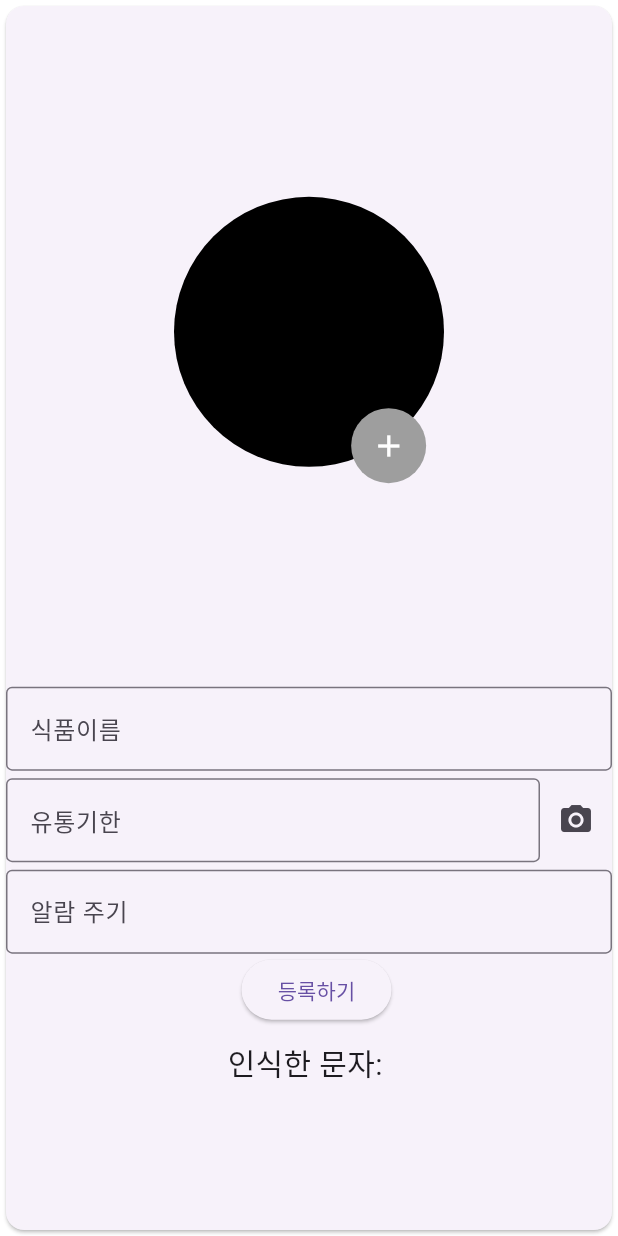
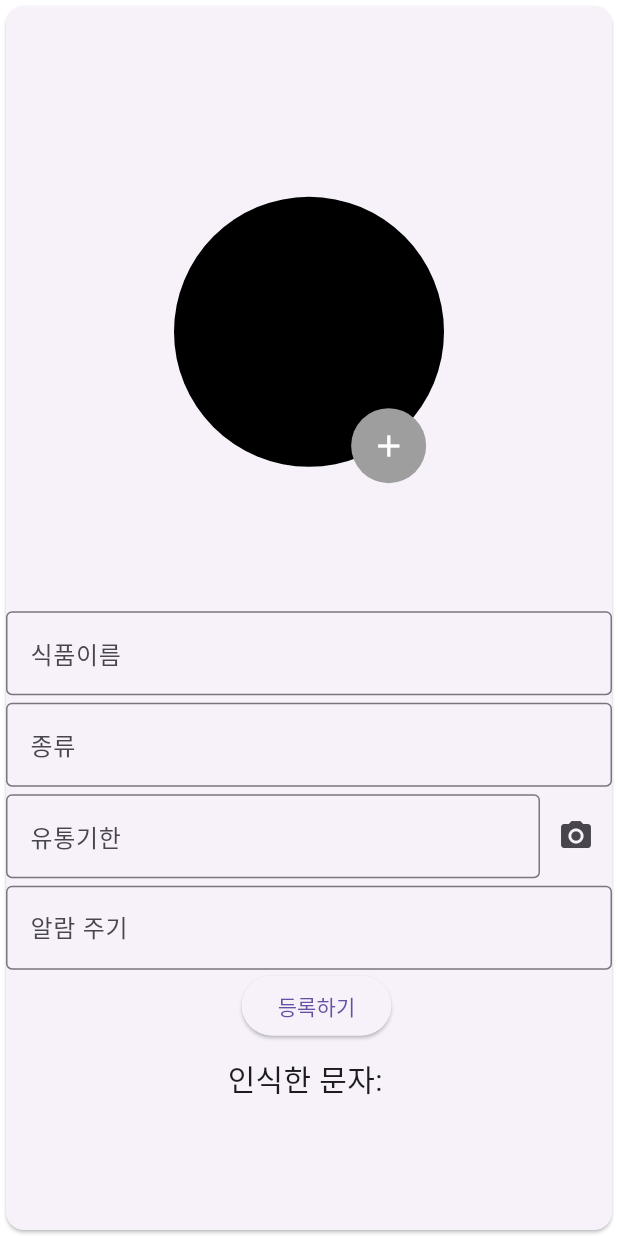
Before and after one commit to chogigang/expiration_date_reminde, a Flutter app: the screen it shows after launch, after a tap on "등록", on a phone screen of 412 x 824 dp. Run offline on Flutter 3.47's test engine with Material 3 defaults, Android fonts, the phone set to English and light mode, and no system bars; our stand-ins replace drift, firebase_auth, firebase_core, get_it, google_sign_in, image_picker; missing offline and left inert: google_mlkit_text_recognition, kakao_flutter_sdk, simple_barcode_scanner; accounts and stored records are empty; generated files the repository leaves out were written again.

Commit message:
약간의 코드 분리화,종류 키워드 추가 ,ios 빌드 오류 수정

```diff
--- a/lib/writepage.dart
+++ b/lib/writepage.dart
@@ -5,7 +5,6 @@ import 'package:simple_barcode_scanner/simple_barcode_scanner.dart';
 import 'package:http/http.dart' as http;
 import 'dart:convert';
 import 'package:html/parser.dart' as parser;
-import 'package:expiration_date/data/fooddb.dart';
 import 'package:google_mlkit_text_recognition/google_mlkit_text_recognition.dart';
 import 'package:image_picker/image_picker.dart';
 
@@ -21,6 +20,7 @@ class _WritePageState extends State<WritePage> {
   final productNameController = TextEditingController();
   final expiryDateController = TextEditingController();
   final alarmCycleController = TextEditingController();
+  final typeController = TextEditingController();
   String imageUrl = '';
 
   Future<void> getProduct(String barcode) async {
@@ -183,6 +183,18 @@ class _WritePageState extends State<WritePage> {
                   padding: const EdgeInsets.only(
                     top: 5,
                   ),
+                  child: TextField(
+                    controller: typeController,
+                    decoration: const InputDecoration(
+                      border: OutlineInputBorder(),
+                      labelText: '종류',
+                    ),
+                  ),
+                ),
+                Padding(
+                  padding: const EdgeInsets.only(
+                    top: 5,
+                  ),
                   child: Row(
                     children: [
                       Expanded(
@@ -214,12 +226,14 @@ class _WritePageState extends State<WritePage> {
                   ),
                 ),
                 Padding(
+                  // 추가 버튼
                   padding: const EdgeInsets.only(left: 10.0, right: 0),
                   child: ElevatedButton(
                     onPressed: () async {
                       String productName = productNameController.text;
                       String expiryDate = expiryDateController.text;
                       String alarmCycle = alarmCycleController.text;
+                      String type = typeController.text;
 
                       MyDatabase db = MyDatabase();
                       int? alarmCycleInt = int.tryParse(alarmCycle);
@@ -227,7 +241,7 @@ class _WritePageState extends State<WritePage> {
                         name: productName,
                         expiry_date: DateTime.parse(expiryDate),
                         alarm_cycle: drift.Value(alarmCycleInt),
-                        type: '',
+                        type: type,
                       );
                       int id = await db.addFooddb(newFood); // await 키워드 추가
 
@@ -259,6 +273,7 @@ class _WritePageState extends State<WritePage> {
                       productNameController.clear();
                       expiryDateController.clear();
                       alarmCycleController.clear();
+                      typeController.clear();
                     },
                     child: Text("등록하기"),
                   ),
```
Also changed, not shown: lib/detailpage.dart (added, +50 -0 lines), lib/listpage.dart (+20 -36 lines), 4 other files.
